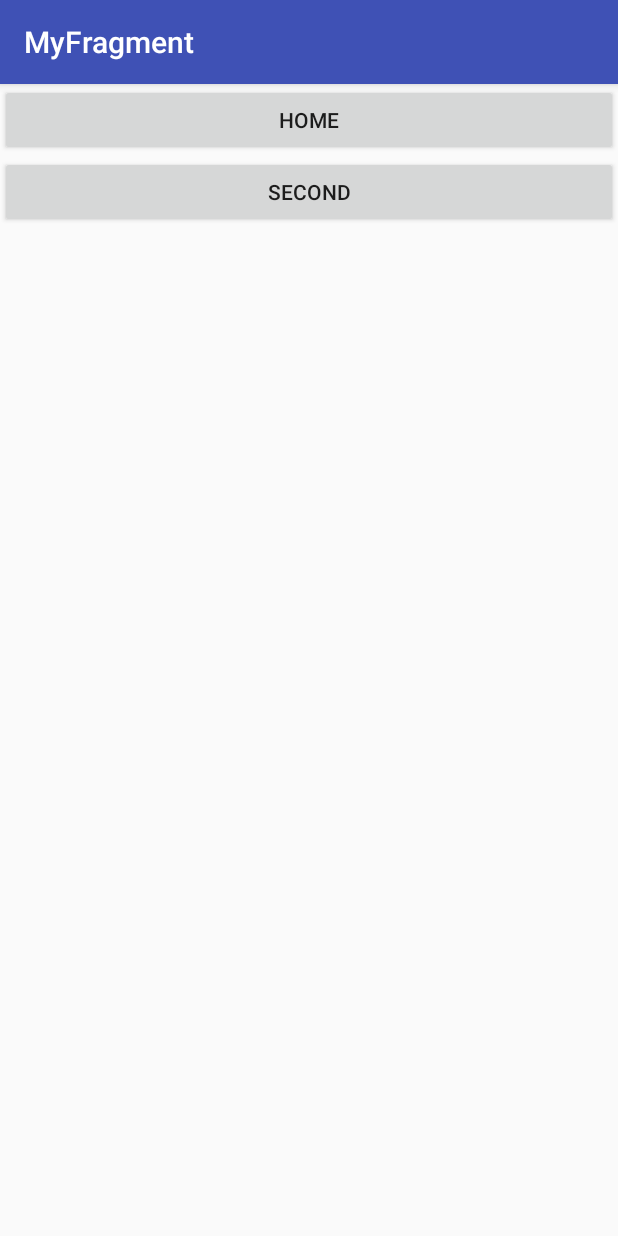
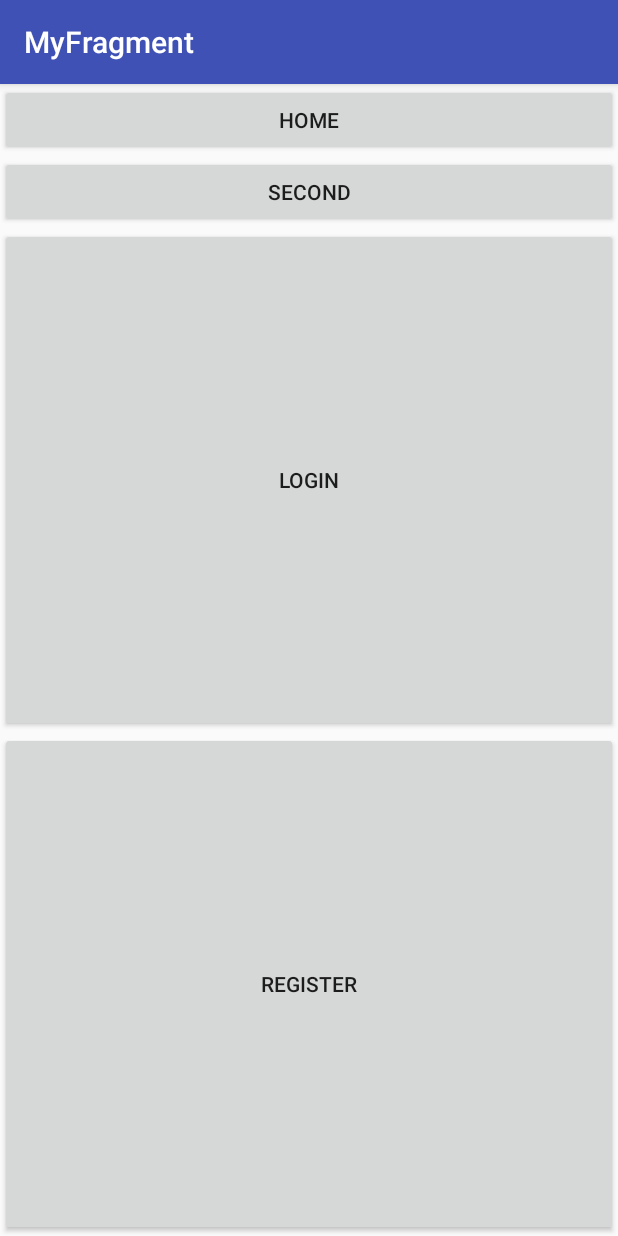
Before and after one commit to fksdud456/TIL, an Android app: the screen it shows after launch (MainActivity), on a phone screen of 412 x 824 dp. Run offline under Robolectric (Android 15) with nearby library versions, the light colour scheme and no system bars.

Commit message:
Update MyFragment (transaction with fragment)
FragmentManager, MainFragment, LoginFragment, RegisterFragment
2018/04/12

```diff
--- a/Android/MyFragment/app/src/main/java/com/example/student/myfragment/MainActivity.java
+++ b/Android/MyFragment/app/src/main/java/com/example/student/myfragment/MainActivity.java
@@ -1,18 +1,97 @@
 package com.example.student.myfragment;
 
+import android.support.annotation.Nullable;
+import android.support.v4.app.Fragment;
+import android.support.v4.app.FragmentManager;
 import android.support.v7.app.AppCompatActivity;
 import android.os.Bundle;
+import android.view.LayoutInflater;
+import android.view.View;
+import android.view.ViewGroup;
+import android.widget.TextView;
 
 public class MainActivity extends AppCompatActivity {
+    MainFragment main;
+    LoginFragment login;
+    RegisterFragment register;
+    FragmentManager manager;
 
     @Override
     protected void onCreate(Bundle savedInstanceState) {
         super.onCreate(savedInstanceState);
         setContentView(R.layout.activity_main);
 
-        if(savedInstanceState == null) {
-            /*getSupportFragmentManager()*/
+        main = new MainFragment();
+        login = new LoginFragment();
+        register = new RegisterFragment();
 
+        manager = getSupportFragmentManager();
+
+        if (savedInstanceState == null) {
+            getSupportFragmentManager().beginTransaction().add(
+                    R.id.container,
+                    new MainFragment()
+            ).commit();
         }
     }
+
+    public void clickBt(View v) {
+        // 최초 transaction은 add() 로
+        // 그 후부터 replace( )
+        // container ->
+        // home
+        if (v.getId() == R.id.button) {
+            manager.beginTransaction().replace(R.id.container, main).commit();
+        } else if (v.getId() == R.id.bt_login) {
+            manager.beginTransaction().replace(R.id.container, login).commit();
+        } else if (v.getId() == R.id.bt_register) {
+            register.setType(1);
+            manager.beginTransaction().replace(R.id.container, register).commit();
+        } else if (v.getId() == R.id.bt_r) {
+            register.setType(2);
+            manager.beginTransaction().replace(R.id.container, register).commit();
+        }
+    }
+
+    public static class MainFragment extends Fragment {
+        @Nullable
+        @Override
+        public View onCreateView(LayoutInflater inflater, @Nullable ViewGroup container, @Nullable Bundle savedInstanceState) {
+            // mainlayout을 container 에 붙일 건데 ?
+            View v = inflater.inflate(R.layout.mainlayout, container, false);
+            return v;
+        }
+    }
+
+    public static class LoginFragment extends Fragment {
+        @Nullable
+        @Override
+        public View onCreateView(LayoutInflater inflater, @Nullable ViewGroup container, @Nullable Bundle savedInstanceState) {
+            View v = inflater.inflate(R.layout.loginlayout, container, false);
+            return v;
+        }
+    }
+
+    public static class RegisterFragment extends Fragment {
+        int type;
+
+        public void setType(int type) {
+            this.type = type;
+        }
+
+        @Nullable
+        @Override
+        public View onCreateView(LayoutInflater inflater, @Nullable ViewGroup container, @Nullable Bundle savedInstanceState) {
+            View v = inflater.inflate(R.layout.registerlayout, container, false);
+
+            TextView tv = v.findViewById(R.id.textView2);
+            if (type == 1) {
+                tv.setText("FROM HOME");
+            } else if (type == 2) {
+                tv.setText("FROM LOGIN");
+            }
+            return v;
+        }
+    }
+
 }
--- a/Android/MyFragment/app/src/main/res/layout/activity_main.xml
+++ b/Android/MyFragment/app/src/main/res/layout/activity_main.xml
@@ -11,12 +11,14 @@
         android:id="@+id/button"
         android:layout_width="match_parent"
         android:layout_height="wrap_content"
+        android:onClick="clickBt"
         android:text="HOME" />
 
     <Button
         android:id="@+id/bt_second"
         android:layout_width="match_parent"
         android:layout_height="wrap_content"
+        android:onClick="clickBt"
         android:text="Second" />
 
     <FrameLayout
--- a/Android/MyFragment/app/src/main/res/layout/mainlayout.xml
+++ b/Android/MyFragment/app/src/main/res/layout/mainlayout.xml
@@ -4,4 +4,19 @@
     android:layout_height="match_parent"
     android:orientation="vertical">
 
+    <Button
+        android:id="@+id/bt_login"
+        android:layout_width="match_parent"
+        android:layout_height="wrap_content"
+        android:layout_weight="1"
+        android:onClick="clickBt"
+        android:text="Login" />
+
+    <Button
+        android:id="@+id/bt_register"
+        android:layout_width="match_parent"
+        android:layout_height="wrap_content"
+        android:layout_weight="1"
+        android:onClick="clickBt"
+        android:text="Register" />
 </LinearLayout>
```
Also changed, not shown: Android/MyFragment/app/src/main/res/layout/loginlayout.xml (+14 -1 lines), Android/MyFragment/app/src/main/res/layout/registerlayout.xml (+9 -1 lines).
